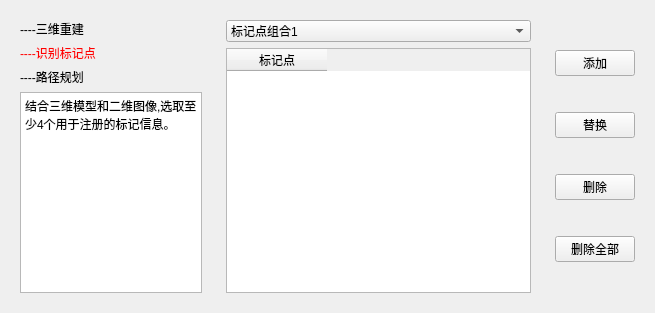
Above: point.ui from kalipolis/excelim_qt_withui before the change. Below: the same form after it.
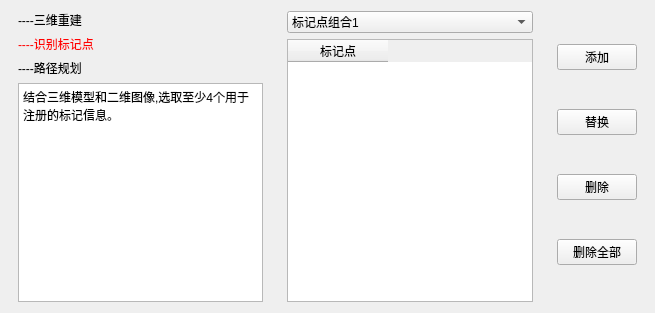
That is the form after the change.

Commit message: 修改布局

```diff
--- a/point.ui
+++ b/point.ui
@@ -14,11 +14,26 @@
    <string>Form</string>
   </property>
   <layout class="QHBoxLayout" name="horizontalLayout">
+   <property name="spacing">
+    <number>6</number>
+   </property>
+   <property name="leftMargin">
+    <number>9</number>
+   </property>
+   <property name="topMargin">
+    <number>2</number>
+   </property>
+   <property name="rightMargin">
+    <number>9</number>
+   </property>
+   <property name="bottomMargin">
+    <number>2</number>
+   </property>
    <item>
     <widget class="QWidget" name="widget_44" native="true">
      <property name="maximumSize">
       <size>
-       <width>200</width>
+       <width>300</width>
        <height>16777215</height>
       </size>
      </property>
@@ -54,11 +69,14 @@
        <widget class="QTextBrowser" name="textBrowser_10">
         <property name="html">
          <string>&lt;!DOCTYPE HTML PUBLIC &quot;-//W3C//DTD HTML 4.0//EN&quot; &quot;http://www.w3.org/TR/REC-html40/strict.dtd&quot;&gt;
-&lt;html&gt;&lt;head&gt;&lt;meta name=&quot;qrichtext&quot; content=&quot;1&quot; /&gt;&lt;style type=&quot;text/css&quot;&gt;
+&lt;html&gt;&lt;head&gt;&lt;meta name=&quot;qrichtext&quot; content=&quot;1&quot; /&gt;&lt;meta charset=&quot;utf-8&quot; /&gt;&lt;style type=&quot;text/css&quot;&gt;
 p, li { white-space: pre-wrap; }
-&lt;/style&gt;&lt;/head&gt;&lt;body style=&quot; font-family:'SimSun'; font-size:9pt; font-weight:400; font-style:normal;&quot;&gt;
-&lt;p style=&quot; margin-top:0px; margin-bottom:0px; margin-left:0px; margin-right:0px; -qt-block-indent:0; text-indent:0px;&quot;&gt;结合三维模型和二维图像,选取至少4个用于注册的标记信息。&lt;/p&gt;
-&lt;p style=&quot;-qt-paragraph-type:empty; margin-top:0px; margin-bottom:0px; margin-left:0px; margin-right:0px; -qt-block-indent:0; text-indent:0px;&quot;&gt;&lt;br /&gt;&lt;/p&gt;&lt;/body&gt;&lt;/html&gt;</string>
+hr { height: 1px; border-width: 0; }
+li.unchecked::marker { content: &quot;\2610&quot;; }
+li.checked::marker { content: &quot;\2612&quot;; }
+&lt;/style&gt;&lt;/head&gt;&lt;body style=&quot; font-family:'Microsoft YaHei UI'; font-size:9pt; font-weight:400; font-style:normal;&quot;&gt;
+&lt;p style=&quot; margin-top:0px; margin-bottom:0px; margin-left:0px; margin-right:0px; -qt-block-indent:0; text-indent:0px;&quot;&gt;&lt;span style=&quot; font-family:'SimSun';&quot;&gt;结合三维模型和二维图像,选取至少4个用于注册的标记信息。&lt;/span&gt;&lt;/p&gt;
+&lt;p style=&quot;-qt-paragraph-type:empty; margin-top:0px; margin-bottom:0px; margin-left:0px; margin-right:0px; -qt-block-indent:0; text-indent:0px; font-family:'SimSun';&quot;&gt;&lt;br /&gt;&lt;/p&gt;&lt;/body&gt;&lt;/html&gt;</string>
         </property>
        </widget>
       </item>
```
The commit also changes 5 other files.
